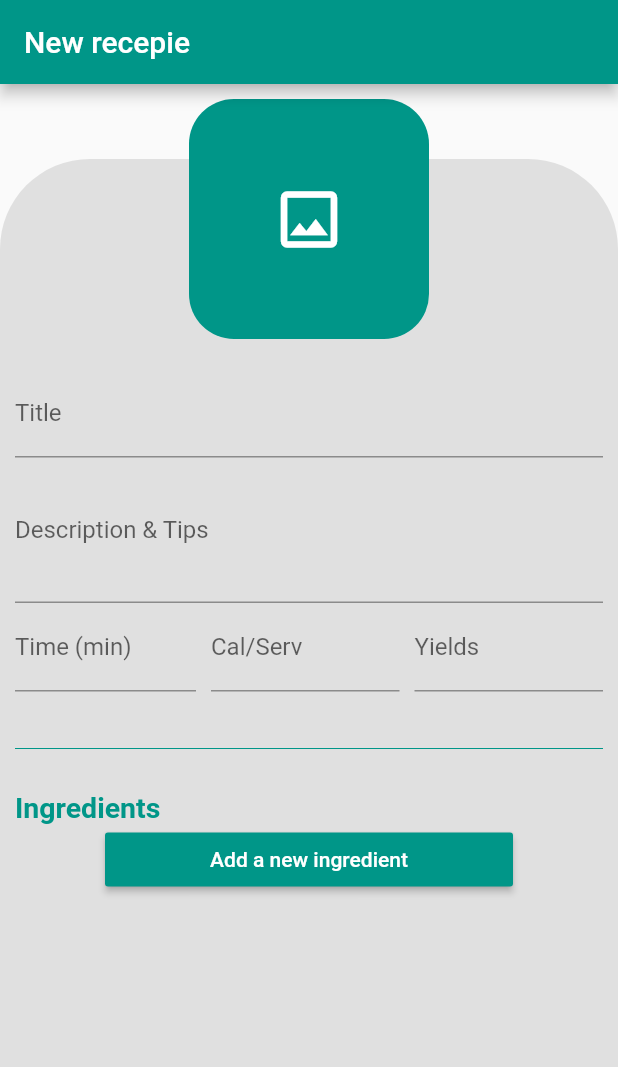
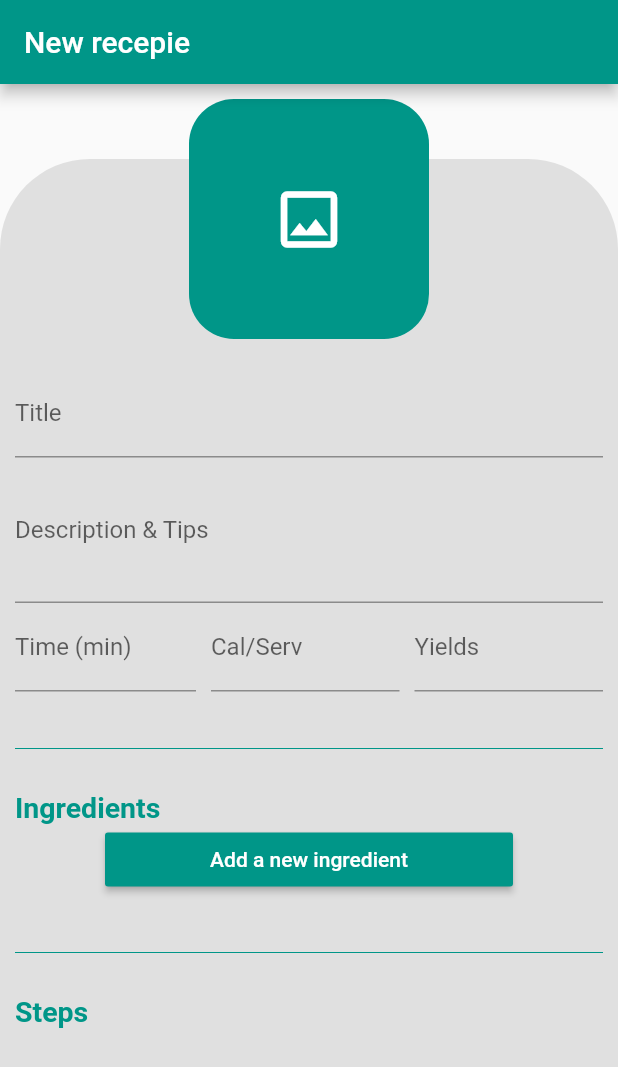
Before and after one commit to WiktoriaRozanska/CookApp, a Flutter app: the NewRecipeScreen screen opened directly, on a phone screen of 412 x 824 dp. Shown: the top 1067 px of the screen. Run offline on Flutter 3.47's test engine with Material 2 defaults, Android fonts, the light colour scheme and no system bars; our stand-ins replace curved_navigation_bar, flutter_svg, google_fonts, jwt_decoder; missing offline and left inert: dart:ffi.

Commit message:
small estetic improvment

```diff
--- a/lib/components/forms/new_recipe_form.dart
+++ b/lib/components/forms/new_recipe_form.dart
@@ -1,5 +1,5 @@
 import 'package:cook_app/components/lists/ingredient_list.dart';
-import 'package:cook_app/screens/recepies/ingredients/ingredient.dart';
+import 'package:cook_app/screens/recepies/new_recipe/ingredient.dart';
 import 'package:flutter/material.dart';
 import 'package:provider/provider.dart';
 import 'package:cook_app/providers/recipe.dart';
@@ -106,6 +106,22 @@ class _NewRecipeFromState extends State<NewRecipeFrom> {
                 color: Theme.of(context).primaryColor,
               ),
             ),
+            Padding(
+              padding: const EdgeInsets.only(top: 30),
+              child: Divider(
+                color: Theme.of(context).primaryColor,
+              ),
+            ),
+            Container(
+              padding: EdgeInsets.only(top: 20),
+              child: Text(
+                'Steps',
+                style: TextStyle(
+                    color: Theme.of(context).primaryColor,
+                    fontWeight: FontWeight.bold,
+                    fontSize: 19),
+              ),
+            ),
             const SizedBox(
               height: 40,
             )
--- a/lib/main.dart
+++ b/lib/main.dart
@@ -1,7 +1,7 @@
 import 'package:cook_app/providers/auth.dart';
 import 'package:cook_app/providers/recipe.dart';
 import 'package:cook_app/screens/home.dart';
-import 'package:cook_app/screens/recepies/ingredients/ingredient.dart';
+import 'package:cook_app/screens/recepies/new_recipe/ingredient.dart';
 import 'package:flutter/material.dart';
 import 'package:google_fonts/google_fonts.dart';
 import 'package:cook_app/screens/login/login.dart';
```
Also changed, not shown: lib/components/forms/new_ingredient_form.dart (+12 -5 lines), lib/screens/recepies/new_recipe/ingredient.dart (added, +37 -0 lines), lib/screens/recepies/new_recipe/step.dart (renamed from lib/screens/recepies/ingredients/ingredient.dart, +5 -6 lines).
